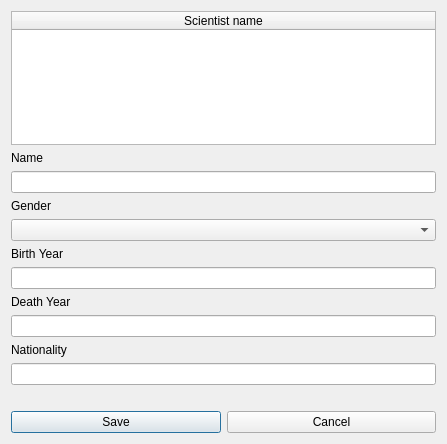
Tryggvith/vika3, file editscientist.ui: the form before one commit.
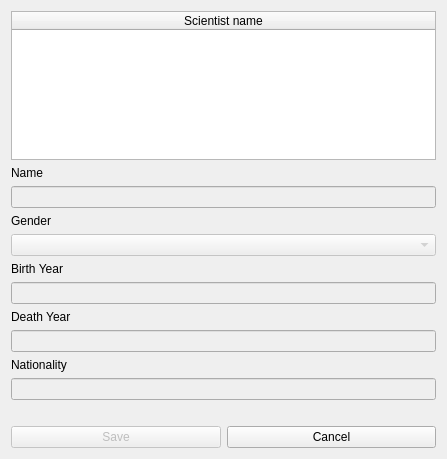
The form after the commit.

Patch:
```diff
--- a/editscientist.ui
+++ b/editscientist.ui
@@ -7,7 +7,7 @@
     <x>0</x>
     <y>0</y>
     <width>447</width>
-    <height>444</height>
+    <height>459</height>
    </rect>
   </property>
   <property name="windowTitle">
@@ -45,7 +45,11 @@
     </layout>
    </item>
    <item>
-    <widget class="QLineEdit" name="input_Scientist_Name"/>
+    <widget class="QLineEdit" name="input_Scientist_Name">
+     <property name="enabled">
+      <bool>false</bool>
+     </property>
+    </widget>
    </item>
    <item>
     <widget class="QLabel" name="label_Gender">
@@ -55,7 +59,11 @@
     </widget>
    </item>
    <item>
-    <widget class="QComboBox" name="comboBox"/>
+    <widget class="QComboBox" name="comboBox">
+     <property name="enabled">
+      <bool>false</bool>
+     </property>
+    </widget>
    </item>
    <item>
     <layout class="QHBoxLayout" name="horizontalLayout_3">
@@ -76,7 +84,11 @@
     </layout>
    </item>
    <item>
-    <widget class="QLineEdit" name="input_Scientist_bYear"/>
+    <widget class="QLineEdit" name="input_Scientist_bYear">
+     <property name="enabled">
+      <bool>false</bool>
+     </property>
+    </widget>
    </item>
    <item>
     <layout class="QHBoxLayout" name="horizontalLayout_4">
@@ -97,7 +109,11 @@
     </layout>
    </item>
    <item>
-    <widget class="QLineEdit" name="input_Scientist_dYear"/>
+    <widget class="QLineEdit" name="input_Scientist_dYear">
+     <property name="enabled">
+      <bool>false</bool>
+     </property>
+    </widget>
    </item>
    <item>
     <layout class="QHBoxLayout" name="horizontalLayout_5">
@@ -118,7 +134,11 @@
     </layout>
    </item>
    <item>
-    <widget class="QLineEdit" name="input_Scientist_Nation"/>
+    <widget class="QLineEdit" name="input_Scientist_Nation">
+     <property name="enabled">
+      <bool>false</bool>
+     </property>
+    </widget>
    </item>
    <item>
     <widget class="QLabel" name="label_test">
@@ -131,6 +151,9 @@
     <layout class="QHBoxLayout" name="horizontalLayout">
      <item>
       <widget class="QPushButton" name="button_edit_scientist_dialog">
+       <property name="enabled">
+        <bool>false</bool>
+       </property>
        <property name="text">
         <string>Save</string>
        </property>
```
